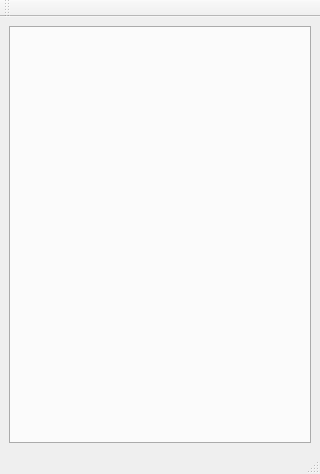
AAAntiQuarkkk/linpop, file untitled/mainwindow.ui: the form before one commit.
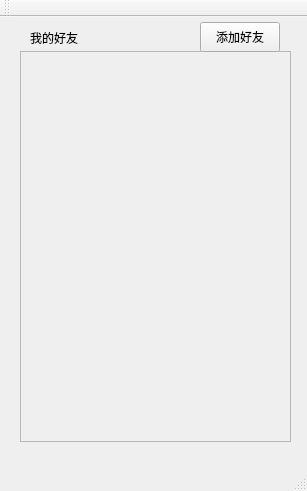
The form after the commit.

Patch:
```diff
--- a/untitled/mainwindow.ui
+++ b/untitled/mainwindow.ui
@@ -6,29 +6,73 @@
    <rect>
     <x>0</x>
     <y>0</y>
-    <width>320</width>
-    <height>474</height>
+    <width>307</width>
+    <height>491</height>
    </rect>
   </property>
-  <property name="minimumSize">
-   <size>
-    <width>320</width>
-    <height>474</height>
-   </size>
-  </property>
   <property name="windowTitle">
    <string>MainWindow</string>
   </property>
   <widget class="QWidget" name="centralwidget">
-   <layout class="QGridLayout" name="gridLayout">
-    <item row="0" column="0">
-     <widget class="QTabWidget" name="tabWidget">
-      <property name="tabPosition">
-       <enum>QTabWidget::South</enum>
-      </property>
-     </widget>
-    </item>
-   </layout>
+   <widget class="QScrollArea" name="scrollArea">
+    <property name="geometry">
+     <rect>
+      <x>20</x>
+      <y>34</y>
+      <width>271</width>
+      <height>391</height>
+     </rect>
+    </property>
+    <property name="widgetResizable">
+     <bool>true</bool>
+    </property>
+    <widget class="QWidget" name="scrollAreaWidgetContents">
+     <property name="geometry">
+      <rect>
+       <x>0</x>
+       <y>0</y>
+       <width>269</width>
+       <height>389</height>
+      </rect>
+     </property>
+    </widget>
+   </widget>
+   <widget class="QWidget" name="widget" native="true">
+    <property name="geometry">
+     <rect>
+      <x>20</x>
+      <y>5</y>
+      <width>271</width>
+      <height>30</height>
+     </rect>
+    </property>
+    <widget class="QPushButton" name="pushButton">
+     <property name="geometry">
+      <rect>
+       <x>180</x>
+       <y>0</y>
+       <width>80</width>
+       <height>30</height>
+      </rect>
+     </property>
+     <property name="text">
+      <string>添加好友</string>
+     </property>
+    </widget>
+    <widget class="QLabel" name="label">
+     <property name="geometry">
+      <rect>
+       <x>10</x>
+       <y>5</y>
+       <width>80</width>
+       <height>21</height>
+      </rect>
+     </property>
+     <property name="text">
+      <string>我的好友</string>
+     </property>
+    </widget>
+   </widget>
   </widget>
   <widget class="QMenuBar" name="menubar">
    <property name="geometry">
```
Left out of the diff: 4 changed lines with no effect on the pictures.
